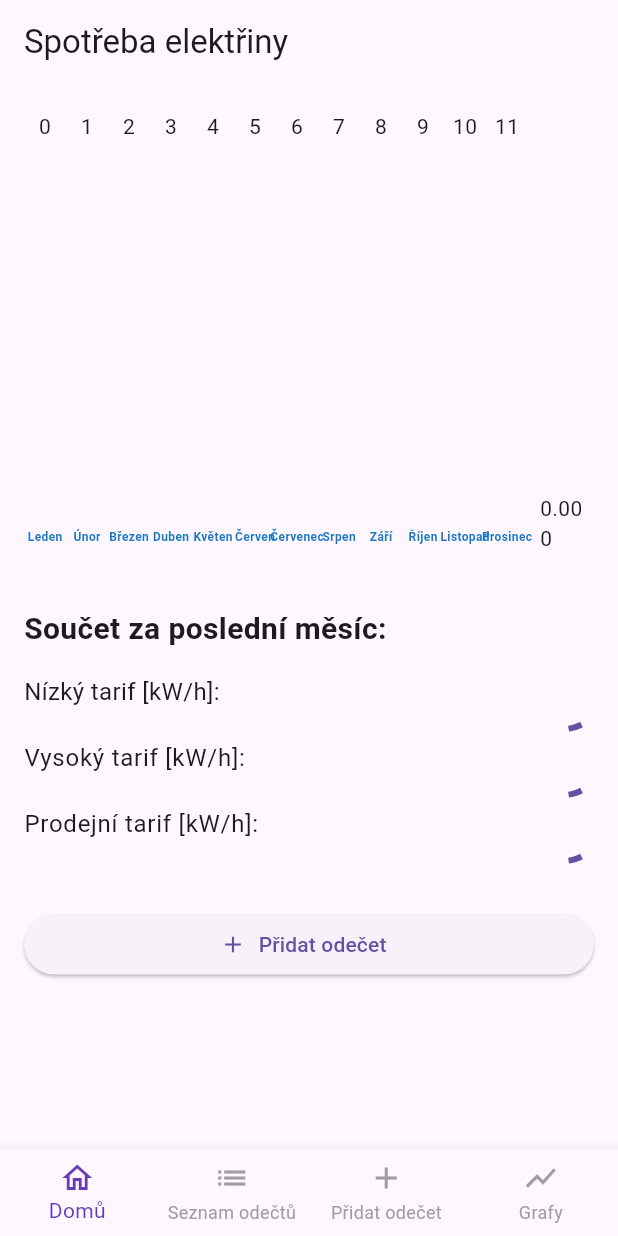
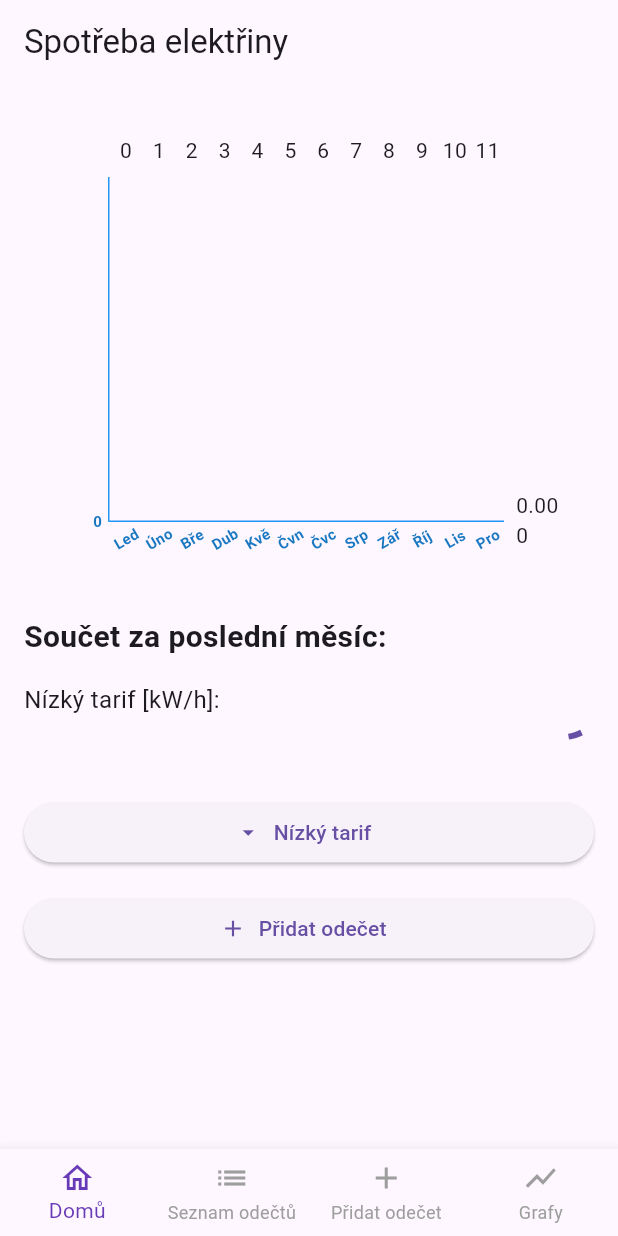
Before and after one commit to JakubStepanek/pma-js-electricity-consumption, a Flutter app: the screen it shows after launch, on a phone screen of 412 x 824 dp. Run offline on Flutter 3.47's test engine with Material 3 defaults, Android fonts, the light colour scheme and no system bars; drawn by our look-alikes of fl_chart; our stand-ins replace drift; accounts and stored records are empty; generated files the repository leaves out were written again.

Commit message:
Picker to select tariff done

```diff
--- a/electricity_consumption_tracker/lib/controller/home_controller.dart
+++ b/electricity_consumption_tracker/lib/controller/home_controller.dart
@@ -13,20 +13,25 @@ class HomeController {
     return _db.getHighTarifSumOfYear(currentYear);
   }
 
-  Stream<double?> getLastMonthLowTarif() {
+  Stream<double?> getLastMonthTarif(String columnName) {
     return _db.getSumOfColumnForMonthAndYear(
-        'consumptionTarifLow', currentMonth, currentYear);
+        columnName, currentMonth, currentYear);
   }
 
-  Stream<double?> getLastMonthHighTarif() {
-    return _db.getSumOfColumnForMonthAndYear(
-        'consumptionTarifHigh', currentMonth, currentYear);
-  }
+  // Stream<double?> getLastMonthLowTarif() {
+  //   return _db.getSumOfColumnForMonthAndYear(
+  //       'consumptionTarifLow', currentMonth, currentYear);
+  // }
 
-  Stream<double?> getLastMonthOutTarif() {
-    return _db.getSumOfColumnForMonthAndYear(
-        'consumptionTarifOut', currentMonth, currentYear);
-  }
+  // Stream<double?> getLastMonthHighTarif() {
+  //   return _db.getSumOfColumnForMonthAndYear(
+  //       'consumptionTarifHigh', currentMonth, currentYear);
+  // }
+
+  // Stream<double?> getLastMonthOutTarif() {
+  //   return _db.getSumOfColumnForMonthAndYear(
+  //       'consumptionTarifOut', currentMonth, currentYear);
+  // }
 
   void addConsumptionRecord() {
     AppNavigation();
--- a/electricity_consumption_tracker/lib/screen/home_screen.dart
+++ b/electricity_consumption_tracker/lib/screen/home_screen.dart
@@ -1,9 +1,10 @@
+import 'package:flutter/material.dart';
+import 'package:flutter/cupertino.dart';
+import 'package:provider/provider.dart';
 import 'package:electricity_consumption_tracker/database/database.dart';
 import 'package:electricity_consumption_tracker/widget/yearly_consumption_chart.dart';
-import 'package:flutter/material.dart';
 import 'package:electricity_consumption_tracker/navigation/app_navigation.dart';
-import 'package:provider/provider.dart';
-import '../controller/home_controller.dart'; // Import controlleru
+import '../controller/home_controller.dart';
 
 class HomeScreen extends StatefulWidget {
   @override
@@ -13,17 +14,46 @@ class HomeScreen extends StatefulWidget {
 class _HomeScreenState extends State<HomeScreen> {
   late HomeController _controller;
 
+  // Mapping of user-friendly option names to database column identifiers
+  final Map<String, String> optionToColumnMap = {
+    'Nízký tarif': 'consumptionTarifLow',
+    'Vysoký tarif': 'consumptionTarifHigh',
+    'Prodejní tarif': 'consumptionTarifOut',
+  };
+
+  // List of options for the picker
+  late final List<String> options;
+  String _selectedOption = 'Nízký tarif';
+
   @override
   void initState() {
     super.initState();
     final db = Provider.of<AppDatabase>(context, listen: false);
     _controller = HomeController(db);
+    options = optionToColumnMap.keys.toList();
   }
 
-  @override
-  void dispose() {
-    //_controller.dispose();
-    super.dispose();
+  void _showPicker(BuildContext context) {
+    showModalBottomSheet(
+      context: context,
+      builder: (BuildContext builder) {
+        return Container(
+          height: MediaQuery.of(context).size.height / 3,
+          child: CupertinoPicker(
+            backgroundColor: Colors.white,
+            itemExtent: 30.0,
+            onSelectedItemChanged: (int index) {
+              setState(() {
+                _selectedOption = options[index];
+              });
+            },
+            children: options.map((String option) {
+              return Center(child: Text(option));
+            }).toList(),
+          ),
+        );
+      },
+    );
   }
 
   @override
@@ -40,7 +70,7 @@ class _HomeScreenState extends State<HomeScreen> {
             // Graph
             YearlyConsumptionChart(
               dataStream: _controller.getMonthlySumOfColumnForYear(
-                  "consumptionTarifHigh", DateTime.now().year),
+                  optionToColumnMap[_selectedOption]!, DateTime.now().year),
               year: DateTime.now().year,
             ),
             SizedBox(height: 16),
@@ -62,7 +92,7 @@ class _HomeScreenState extends State<HomeScreen> {
                       child: Column(
                         crossAxisAlignment: CrossAxisAlignment.start,
                         children: [
-                          const Text('Nízký tarif [kW/h]: ',
+                          Text('$_selectedOption [kW/h]: ',
                               style: TextStyle(
                                   fontSize: 16, fontWeight: FontWeight.normal))
                         ],
@@ -73,7 +103,8 @@ class _HomeScreenState extends State<HomeScreen> {
                         crossAxisAlignment: CrossAxisAlignment.end,
                         children: [
                           StreamBuilder<double?>(
-                              stream: _controller.getLastMonthLowTarif(),
+                              stream: _controller.getLastMonthTarif(
+                                  optionToColumnMap[_selectedOption]!),
                               builder: (context, snapshot) {
                                 if (snapshot.hasError) {
                                   return const Text("Chyba");
@@ -96,88 +127,22 @@ class _HomeScreenState extends State<HomeScreen> {
                   ],
                 ),
                 const SizedBox(height: 8),
-                Row(
-                  crossAxisAlignment: CrossAxisAlignment.start,
-                  children: [
-                    Expanded(
-                      child: Column(
-                        crossAxisAlignment: CrossAxisAlignment.start,
-                        children: [
-                          Text('Vysoký tarif [kW/h]:',
-                              style: textTheme.bodyLarge),
-                        ],
-                      ),
-                    ),
-                    Expanded(
-                      child: Column(
-                        crossAxisAlignment: CrossAxisAlignment.end,
-                        children: [
-                          StreamBuilder<double?>(
-                              stream: _controller.getLastMonthHighTarif(),
-                              builder: (context, snapshot) {
-                                if (snapshot.hasError) {
-                                  return const Text("Chyba");
-                                }
-
-                                if (!snapshot.hasData) {
-                                  return const CircularProgressIndicator();
-                                }
-
-                                return Text(
-                                  '${snapshot.data} kWh',
-                                  style: TextStyle(
-                                      fontSize: 16,
-                                      fontWeight: FontWeight.normal),
-                                );
-                              }),
-                        ],
-                      ),
-                    ),
-                  ],
-                ),
-                const SizedBox(height: 8),
-                Row(
-                  crossAxisAlignment: CrossAxisAlignment.start,
-                  children: [
-                    Expanded(
-                      child: Column(
-                        crossAxisAlignment: CrossAxisAlignment.start,
-                        children: [
-                          Text('Prodejní tarif [kW/h]:',
-                              style: textTheme.bodyLarge),
-                        ],
-                      ),
-                    ),
-                    Expanded(
-                      child: Column(
-                        crossAxisAlignment: CrossAxisAlignment.end,
-                        children: [
-                          StreamBuilder<double?>(
-                              stream: _controller.getLastMonthOutTarif(),
-                              builder: (context, snapshot) {
-                                if (snapshot.hasError) {
-                                  return const Text("Chyba");
-                                }
-
-                                if (!snapshot.hasData) {
-                                  return const CircularProgressIndicator();
-                                }
-
-                                return Text(
-                                  '${snapshot.data} kWh',
-                                  style: TextStyle(
-                                      fontSize: 16,
-                                      fontWeight: FontWeight.normal),
-                                );
-                              }),
-                        ],
-                      ),
-                    ),
-                  ],
-                ),
               ],
             ),
             const SizedBox(height: 32),
+
+            // Picker Button
+            SizedBox(
+              width: double.infinity,
+              child: ElevatedButton.icon(
+                onPressed: () {
+                  _showPicker(context);
+                },
+                icon: Icon(Icons.arrow_drop_down),
+                label: Text(_selectedOption),
+              ),
+            ),
+            const SizedBox(height: 16),
 
             // Tlačítko pro přidání záznamu
             SizedBox(
--- a/electricity_consumption_tracker/lib/widget/yearly_consumption_chart.dart
+++ b/electricity_consumption_tracker/lib/widget/yearly_consumption_chart.dart
@@ -4,7 +4,7 @@ import 'package:flutter/material.dart';
 import '../resources/app_colors.dart';
 
 class YearlyConsumptionChart extends StatelessWidget {
-  final Stream<List<double?>> dataStream; // Stream dat
+  final Stream<List<double?>> dataStream;
   final int year;
 
   const YearlyConsumptionChart({
@@ -23,20 +23,31 @@ class YearlyConsumptionChart extends StatelessWidget {
         }
 
         if (!snapshot.hasData) {
-          return const CircularProgressIndicator(); // Načítání dat
+          return const CircularProgressIndicator();
         }
 
-        final data = snapshot.data!; // Data z streamu
-        return AspectRatio(
+        final data = snapshot.data!;
+        final screenWidth = MediaQuery.of(context).size.width;
+        final barWidth = screenWidth / (data.length * 2.5);
+        final groupsSpace = (screenWidth - (barWidth * data.length)) / (data.length + 1);
+
+        return Padding(
+          padding: const EdgeInsets.all(16.0),
+          child: SizedBox(
+            width: screenWidth,
+            child: AspectRatio(
               aspectRatio: 1.2,
               child: BarChart(
                 BarChartData(
+                  alignment: BarChartAlignment.spaceAround,
+                  groupsSpace: groupsSpace,
+                  barGroups: _generateBarGroups(data, barWidth),
                   titlesData: _buildTitlesData(),
                   borderData: _buildBorderData(),
-              barGroups: _generateBarGroups(data),
-              gridData: const FlGridData(show: false),
-              alignment: BarChartAlignment.spaceAround,
+                  gridData: FlGridData(show: false), // Hide grid lines
                   maxY: _calculateMaxY(data),
+                ),
+              ),
             ),
           ),
         );
@@ -44,15 +55,17 @@ class YearlyConsumptionChart extends StatelessWidget {
     );
   }
 
-  List<BarChartGroupData> _generateBarGroups(List<double?> data) {
-    return List.generate(12, (i) {
+  List<BarChartGroupData> _generateBarGroups(List<double?> data, double barWidth) {
+    return List.generate(data.length, (i) {
       return BarChartGroupData(
         x: i,
         barRods: [
           BarChartRodData(
-            toY: data.isNotEmpty ? data[i] ?? 0 : 0,
+            toY: data[i] ?? 0,
             gradient: _buildBarsGradient(),
-          )
+            width: barWidth,
+            borderRadius: BorderRadius.circular(4),
+          ),
         ],
       );
     });
@@ -62,7 +75,7 @@ class YearlyConsumptionChart extends StatelessWidget {
     return (data.isNotEmpty
             ? data.whereType<double>().reduce((a, b) => a > b ? a : b)
             : 100) *
-        1.1; // o 10 % vyšší než max
+        1.1;
   }
 
   LinearGradient _buildBarsGradient() => LinearGradient(
@@ -79,36 +92,70 @@ class YearlyConsumptionChart extends StatelessWidget {
         bottomTitles: AxisTitles(
           sideTitles: SideTitles(
             showTitles: true,
+            reservedSize: 30,
+            getTitlesWidget: (value, meta) {
+              final style = TextStyle(
+                color: AppColors.contentColorBlue.darken(20),
+                fontWeight: FontWeight.bold,
+                fontSize: 10,
+              );
+              final months = [
+                'Led',
+                'Úno',
+                'Bře',
+                'Dub',
+                'Kvě',
+                'Čvn',
+                'Čvc',
+                'Srp',
+                'Zář',
+                'Říj',
+                'Lis',
+                'Pro',
+              ];
+              return SideTitleWidget(
+                axisSide: meta.axisSide,
+                space: 4,
+                child: Transform.rotate(
+                  angle: -30 * 3.1415927 / 180,
+                  child: Text(months[value.toInt()], style: style),
+                ),
+              );
+            },
+            interval: 1,
+          ),
+        ),
+        leftTitles: AxisTitles(
+          sideTitles: SideTitles(
+            showTitles: true,
             reservedSize: 40,
             getTitlesWidget: (value, meta) {
               final style = TextStyle(
                 color: AppColors.contentColorBlue.darken(20),
                 fontWeight: FontWeight.bold,
-              fontSize: 8,
+                fontSize: 10,
               );
-            final months = [
-              'Leden',
-              'Únor',
-              'Březen',
-              'Duben',
-              'Květen',
-              'Červen',
-              'Červenec',
-              'Srpen',
-              'Září',
-              'Říjen',
-              'Listopad',
-              'Prosinec',
-            ];
               return SideTitleWidget(
                 axisSide: meta.axisSide,
                 space: 4,
-              child: Text(months[value.toInt()], style: style),
+                child: Text(value.toInt().toString(), style: style),
               );
             },
           ),
         ),
-      leftTitles: const AxisTitles(sideTitles: SideTitles(showTitles: false)));
+      );
 
-  FlBorderData _buildBorderData() => FlBorderData(show: false);
+  FlBorderData _buildBorderData() => FlBorderData(
+        show: true,
+        border: Border(
+          bottom: BorderSide(
+            color: AppColors.contentColorBlue,
+            width: 1,
+          ),
+          left: BorderSide(
+            color: AppColors.contentColorBlue,
+            width: 1,
+          ),
+        ),
+      );
 }
```
Lines whose indentation alone changed are shown as unchanged.
